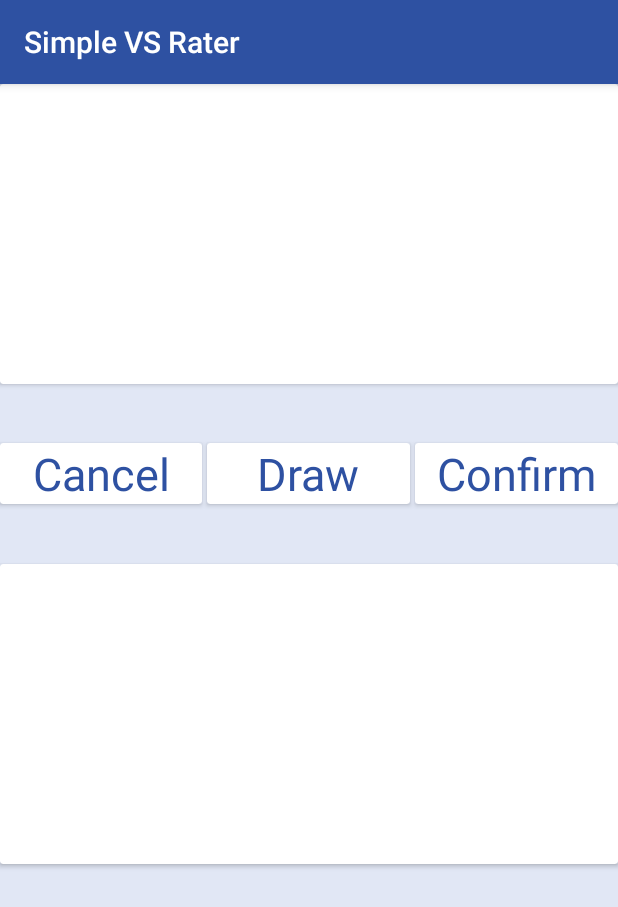
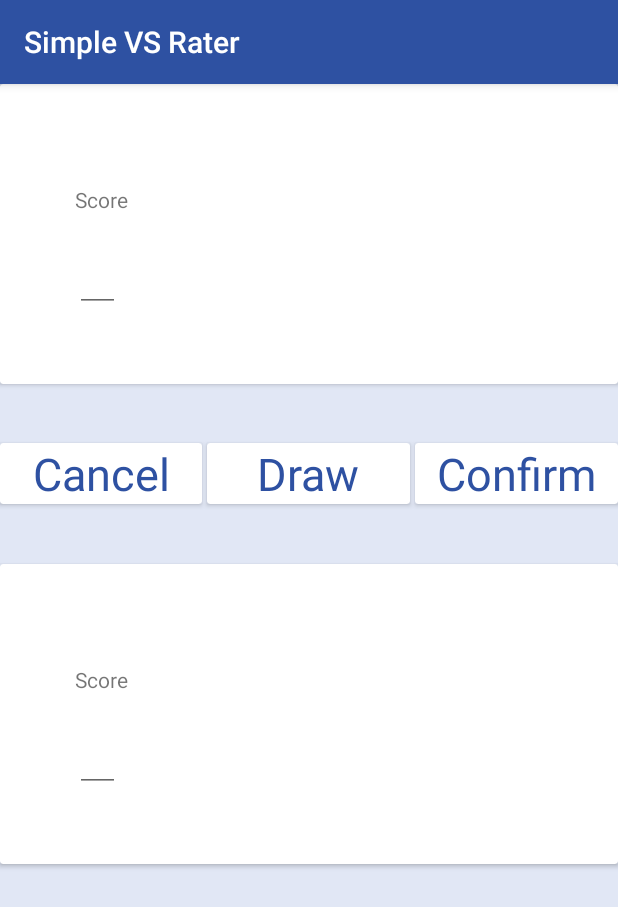
Before and after one commit to namboy94/anime-list-tournament, an Android app: the SimpleVsActivity screen opened directly, with no data from a screen before it, on a phone screen of 412 x 824 dp. Shown: the top 907 px of the screen. Run offline under Robolectric (Android 15) with nearby library versions, the phone set to English and light mode, and no system bars; libraries missing offline, so code that uses them is left out: com.google.android.gms; 17 statements that could not run were skipped.

Commit message:
Added score fields

```diff
--- a/mal-tournament-android/src/main/res/layout/activity_simplevs.xml
+++ b/mal-tournament-android/src/main/res/layout/activity_simplevs.xml
@@ -32,6 +32,11 @@ This file is part of mal-tournament.
                 android:id="@+id/overViewLayout"
                 tools:context="net.namibsun.maltourn.android.activities.SimpleVsActivity">
 
+
+
+
+
+
     <android.support.v7.widget.CardView android:layout_width="fill_parent"
                                         android:layout_height="200dp"
                                         android:layout_marginBottom="10dp"
@@ -47,16 +52,47 @@ This file is part of mal-tournament.
                     android:id="@+id/topCompetitorTitle"
                     android:layout_centerHorizontal="true"
                     android:text=""/>
+            <LinearLayout
+                    android:layout_width="match_parent"
+                    android:layout_height="match_parent"
+                    android:layout_centerHorizontal="true"
+                    android:layout_below="@+id/topCompetitorTitle">
+                <LinearLayout
+                        android:orientation="vertical"
+                        android:layout_marginRight="75dp"
+                        android:layout_marginEnd="75dp"
+                        android:layout_marginStart="50dp"
+                        android:layout_marginLeft="50dp"
+                        android:layout_width="wrap_content"
+                        android:layout_height="wrap_content"
+                        android:layout_gravity="center">
+                    <TextView
+                            android:layout_width="wrap_content"
+                            android:layout_height="wrap_content"
+                            android:layout_marginBottom="20dp"
+                            android:text="@string/score_label"
+                            android:layout_gravity="center"/>
+                    <EditText
+                            android:layout_width="30dp"
+                            android:maxLength="2"
+                            android:layout_height="wrap_content"
+                            android:inputType="number"/>
+                </LinearLayout>
                 <ImageView
                         android:layout_width="110dp"
                         android:layout_height="160dp"
                         android:scaleType="fitXY"
                         android:id="@+id/topCompetitorImage"
-                    android:layout_centerHorizontal="true"
-                    android:layout_below="@+id/topCompetitorTitle"
                         android:contentDescription="@string/top_competitor_desc"/>
+            </LinearLayout>
         </RelativeLayout>
     </android.support.v7.widget.CardView>
+
+
+
+
+
+
     <LinearLayout android:layout_width="match_parent"
                   android:layout_height="100dp"
                   android:layout_marginBottom="10dp"
@@ -110,8 +146,15 @@ This file is part of mal-tournament.
                     android:textColor="@color/colorAccent"
                     android:text="@string/confirm_text"/>
         </android.support.v7.widget.CardView>
+    </LinearLayout>
 
-    </LinearLayout>
+
+
+
+
+
+
+
 
     <android.support.v7.widget.CardView android:layout_width="match_parent"
                                         android:layout_height="200dp"
@@ -129,14 +172,40 @@ This file is part of mal-tournament.
                     android:id="@+id/bottomCompetitorTitle"
                     android:textColor="@color/colorAccent"
                     android:text=""/>
+            <LinearLayout
+                    android:layout_width="match_parent"
+                    android:layout_height="match_parent"
+                    android:layout_centerHorizontal="true"
+                    android:layout_below="@+id/bottomCompetitorTitle">
+                <LinearLayout
+                        android:orientation="vertical"
+                        android:layout_marginRight="75dp"
+                        android:layout_marginEnd="75dp"
+                        android:layout_marginStart="50dp"
+                        android:layout_marginLeft="50dp"
+                        android:layout_width="wrap_content"
+                        android:layout_height="wrap_content"
+                        android:layout_gravity="center">
+                    <TextView
+                            android:layout_width="wrap_content"
+                            android:layout_height="wrap_content"
+                            android:layout_marginBottom="20dp"
+                            android:text="@string/score_label"
+                            android:layout_gravity="center"/>
+                    <EditText
+                            android:layout_width="30dp"
+                            android:maxLength="2"
+                            android:layout_height="wrap_content"
+                            android:inputType="number"/>
+                </LinearLayout>
+
                 <ImageView
                         android:layout_width="110dp"
                         android:layout_height="160dp"
                         android:scaleType="fitXY"
-                    android:layout_centerHorizontal="true"
-                    android:layout_below="@+id/bottomCompetitorTitle"
                         android:id="@+id/bottomCompetitorImage"
                         android:contentDescription="@string/bottom_competitor_desc"/>
+            </LinearLayout>
         </RelativeLayout>
     </android.support.v7.widget.CardView>
 
--- a/mal-tournament-android/src/main/res/values/strings.xml
+++ b/mal-tournament-android/src/main/res/values/strings.xml
@@ -34,4 +34,5 @@ This file is part of mal-tournament.
     <string name="draw_text">Draw</string>
     <string name="cancel_text">Cancel</string>
     <string name="confirm_text">Confirm</string>
+    <string name="score_label">Score</string>
 </resources>
```
Lines whose indentation alone changed are shown as unchanged.
